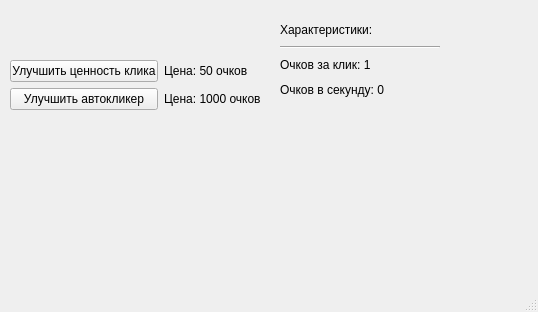
Old version of the form upgradewindow.ui in the repository TETROGAME/FAMClickerS.
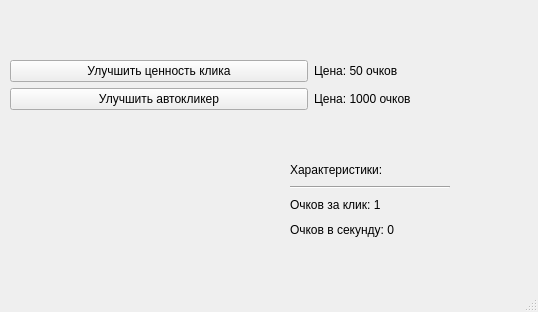
New version of the form.

Patch:
```diff
--- a/upgradewindow.ui
+++ b/upgradewindow.ui
@@ -17,8 +17,8 @@
    <widget class="QWidget" name="verticalLayoutWidget">
     <property name="geometry">
      <rect>
-      <x>280</x>
-      <y>20</y>
+      <x>290</x>
+      <y>160</y>
       <width>160</width>
       <height>80</height>
      </rect>
@@ -62,7 +62,7 @@
      <rect>
       <x>10</x>
       <y>60</y>
-      <width>251</width>
+      <width>401</width>
       <height>51</height>
      </rect>
     </property>
```
